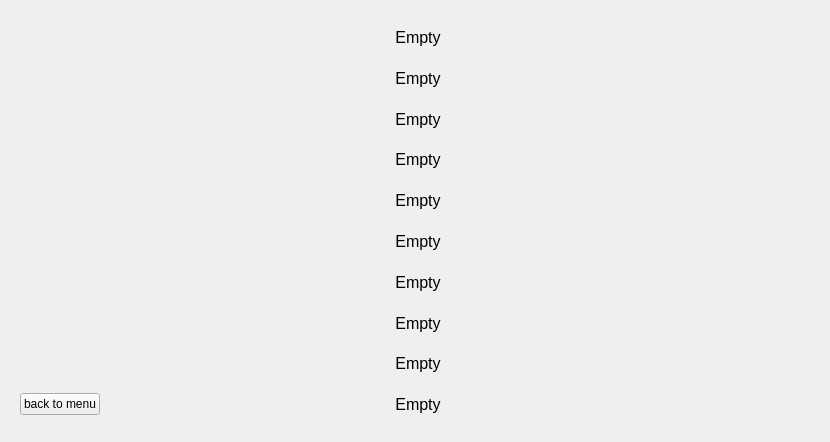
Qt form CentipedeReloaded/widget.ui (Poulouc/Retro_Centipede) before a commit.
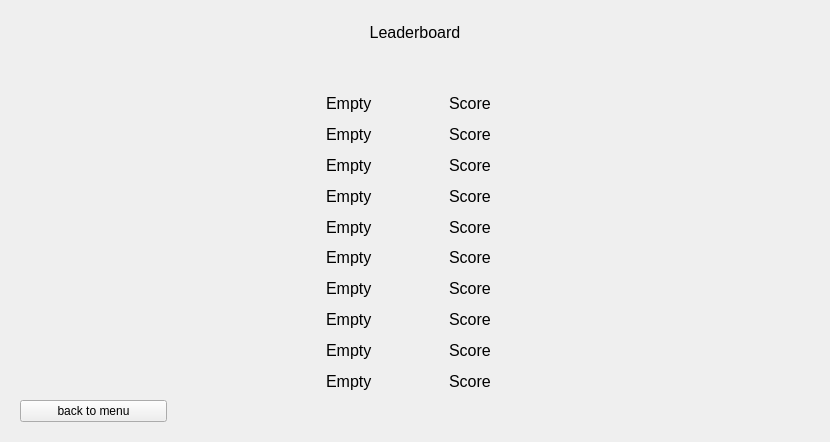
The same form after that commit. The open tabs and pages were chosen to show the change.

Commit message: [Style] Changement au niveau de l'affichage du leaderboard

Patch:
```diff
--- a/CentipedeReloaded/widget.ui
+++ b/CentipedeReloaded/widget.ui
@@ -581,170 +581,8 @@
       <layout class="QGridLayout" name="gridLayout_12">
        <item row="0" column="0">
         <layout class="QGridLayout" name="gridLayout_11">
-         <item row="9" column="1">
-          <spacer name="horizontalSpacer_10">
-           <property name="orientation">
-            <enum>Qt::Horizontal</enum>
-           </property>
-           <property name="sizeHint" stdset="0">
-            <size>
-             <width>40</width>
-             <height>20</height>
-            </size>
-           </property>
-          </spacer>
-         </item>
-         <item row="2" column="2">
-          <widget class="QLabel" name="position_3">
-           <property name="sizePolicy">
-            <sizepolicy hsizetype="Expanding" vsizetype="Expanding">
-             <horstretch>0</horstretch>
-             <verstretch>0</verstretch>
-            </sizepolicy>
-           </property>
-           <property name="font">
-            <font>
-             <pointsize>12</pointsize>
-            </font>
-           </property>
-           <property name="text">
-            <string>Empty</string>
-           </property>
-           <property name="alignment">
-            <set>Qt::AlignCenter</set>
-           </property>
-          </widget>
-         </item>
-         <item row="0" column="0" rowspan="9" colspan="2">
-          <spacer name="horizontalSpacer_12">
-           <property name="orientation">
-            <enum>Qt::Horizontal</enum>
-           </property>
-           <property name="sizeHint" stdset="0">
-            <size>
-             <width>300</width>
-             <height>20</height>
-            </size>
-           </property>
-          </spacer>
-         </item>
-         <item row="0" column="2">
-          <widget class="QLabel" name="position_1">
-           <property name="sizePolicy">
-            <sizepolicy hsizetype="Expanding" vsizetype="Expanding">
-             <horstretch>0</horstretch>
-             <verstretch>0</verstretch>
-            </sizepolicy>
-           </property>
-           <property name="font">
-            <font>
-             <pointsize>12</pointsize>
-            </font>
-           </property>
-           <property name="autoFillBackground">
-            <bool>false</bool>
-           </property>
-           <property name="text">
-            <string>Empty</string>
-           </property>
-           <property name="alignment">
-            <set>Qt::AlignCenter</set>
-           </property>
-          </widget>
-         </item>
-         <item row="6" column="2">
-          <widget class="QLabel" name="position_7">
-           <property name="sizePolicy">
-            <sizepolicy hsizetype="Expanding" vsizetype="Expanding">
-             <horstretch>0</horstretch>
-             <verstretch>0</verstretch>
-            </sizepolicy>
-           </property>
-           <property name="font">
-            <font>
-             <pointsize>12</pointsize>
-            </font>
-           </property>
-           <property name="text">
-            <string>Empty</string>
-           </property>
-           <property name="alignment">
-            <set>Qt::AlignCenter</set>
-           </property>
-          </widget>
-         </item>
-         <item row="9" column="0">
-          <widget class="QPushButton" name="backToMenu">
-           <property name="text">
-            <string>back to menu</string>
-           </property>
-          </widget>
-         </item>
-         <item row="5" column="2">
-          <widget class="QLabel" name="position_6">
-           <property name="sizePolicy">
-            <sizepolicy hsizetype="Expanding" vsizetype="Expanding">
-             <horstretch>0</horstretch>
-             <verstretch>0</verstretch>
-            </sizepolicy>
-           </property>
-           <property name="font">
-            <font>
-             <pointsize>12</pointsize>
-            </font>
-           </property>
-           <property name="text">
-            <string>Empty</string>
-           </property>
-           <property name="alignment">
-            <set>Qt::AlignCenter</set>
-           </property>
-          </widget>
-         </item>
-         <item row="7" column="2">
-          <widget class="QLabel" name="position_8">
-           <property name="sizePolicy">
-            <sizepolicy hsizetype="Expanding" vsizetype="Expanding">
-             <horstretch>0</horstretch>
-             <verstretch>0</verstretch>
-            </sizepolicy>
-           </property>
-           <property name="font">
-            <font>
-             <pointsize>12</pointsize>
-            </font>
-           </property>
-           <property name="text">
-            <string>Empty</string>
-           </property>
-           <property name="alignment">
-            <set>Qt::AlignCenter</set>
-           </property>
-          </widget>
-         </item>
-         <item row="4" column="2">
-          <widget class="QLabel" name="position_5">
-           <property name="sizePolicy">
-            <sizepolicy hsizetype="Expanding" vsizetype="Expanding">
-             <horstretch>0</horstretch>
-             <verstretch>0</verstretch>
-            </sizepolicy>
-           </property>
-           <property name="font">
-            <font>
-             <pointsize>12</pointsize>
-            </font>
-           </property>
-           <property name="text">
-            <string>Empty</string>
-           </property>
-           <property name="alignment">
-            <set>Qt::AlignCenter</set>
-           </property>
-          </widget>
-         </item>
          <item row="8" column="2">
-          <widget class="QLabel" name="position_9">
+          <widget class="QLabel" name="position_7">
            <property name="sizePolicy">
             <sizepolicy hsizetype="Expanding" vsizetype="Expanding">
              <horstretch>0</horstretch>
@@ -760,12 +598,33 @@
             <string>Empty</string>
            </property>
            <property name="alignment">
-            <set>Qt::AlignCenter</set>
+            <set>Qt::AlignLeading|Qt::AlignLeft|Qt::AlignVCenter</set>
+           </property>
+          </widget>
+         </item>
+         <item row="4" column="4">
+          <widget class="QLabel" name="name_3">
+           <property name="sizePolicy">
+            <sizepolicy hsizetype="Expanding" vsizetype="Preferred">
+             <horstretch>0</horstretch>
+             <verstretch>0</verstretch>
+            </sizepolicy>
+           </property>
+           <property name="font">
+            <font>
+             <pointsize>12</pointsize>
+            </font>
+           </property>
+           <property name="text">
+            <string>Score</string>
+           </property>
+           <property name="alignment">
+            <set>Qt::AlignLeading|Qt::AlignLeft|Qt::AlignVCenter</set>
            </property>
           </widget>
          </item>
          <item row="9" column="2">
-          <widget class="QLabel" name="position_10">
+          <widget class="QLabel" name="position_8">
            <property name="sizePolicy">
             <sizepolicy hsizetype="Expanding" vsizetype="Expanding">
              <horstretch>0</horstretch>
@@ -781,32 +640,108 @@
             <string>Empty</string>
            </property>
            <property name="alignment">
-            <set>Qt::AlignCenter</set>
+            <set>Qt::AlignLeading|Qt::AlignLeft|Qt::AlignVCenter</set>
+           </property>
+          </widget>
+         </item>
+         <item row="10" column="4">
+          <widget class="QLabel" name="name_9">
+           <property name="sizePolicy">
+            <sizepolicy hsizetype="Expanding" vsizetype="Preferred">
+             <horstretch>0</horstretch>
+             <verstretch>0</verstretch>
+            </sizepolicy>
+           </property>
+           <property name="font">
+            <font>
+             <pointsize>12</pointsize>
+            </font>
+           </property>
+           <property name="text">
+            <string>Score</string>
+           </property>
+           <property name="alignment">
+            <set>Qt::AlignLeading|Qt::AlignLeft|Qt::AlignVCenter</set>
+           </property>
+          </widget>
+         </item>
+         <item row="2" column="3" rowspan="10">
+          <spacer name="horizontalSpacer_15">
+           <property name="orientation">
+            <enum>Qt::Horizontal</enum>
+           </property>
+           <property name="sizeHint" stdset="0">
+            <size>
+             <width>30</width>
+             <height>20</height>
+            </size>
+           </property>
+          </spacer>
+         </item>
+         <item row="6" column="4">
+          <widget class="QLabel" name="name_5">
+           <property name="sizePolicy">
+            <sizepolicy hsizetype="Expanding" vsizetype="Preferred">
+             <horstretch>0</horstretch>
+             <verstretch>0</verstretch>
+            </sizepolicy>
+           </property>
+           <property name="font">
+            <font>
+             <pointsize>12</pointsize>
+            </font>
+           </property>
+           <property name="text">
+            <string>Score</string>
+           </property>
+           <property name="alignment">
+            <set>Qt::AlignLeading|Qt::AlignLeft|Qt::AlignVCenter</set>
+           </property>
+          </widget>
+         </item>
+         <item row="3" column="4">
+          <widget class="QLabel" name="name_2">
+           <property name="sizePolicy">
+            <sizepolicy hsizetype="Expanding" vsizetype="Preferred">
+             <horstretch>0</horstretch>
+             <verstretch>0</verstretch>
+            </sizepolicy>
+           </property>
+           <property name="font">
+            <font>
+             <pointsize>12</pointsize>
+            </font>
+           </property>
+           <property name="text">
+            <string>Score</string>
+           </property>
+           <property name="alignment">
+            <set>Qt::AlignLeading|Qt::AlignLeft|Qt::AlignVCenter</set>
+           </property>
+          </widget>
+         </item>
+         <item row="11" column="4">
+          <widget class="QLabel" name="name_10">
+           <property name="sizePolicy">
+            <sizepolicy hsizetype="Expanding" vsizetype="Preferred">
+             <horstretch>0</horstretch>
+             <verstretch>0</verstretch>
+            </sizepolicy>
+           </property>
+           <property name="font">
+            <font>
+             <pointsize>12</pointsize>
+            </font>
+           </property>
+           <property name="text">
+            <string>Score</string>
+           </property>
+           <property name="alignment">
+            <set>Qt::AlignLeading|Qt::AlignLeft|Qt::AlignVCenter</set>
            </property>
           </widget>
          </item>
          <item row="3" column="2">
-          <widget class="QLabel" name="position_4">
-           <property name="sizePolicy">
-            <sizepolicy hsizetype="Expanding" vsizetype="Expanding">
-             <horstretch>0</horstretch>
-             <verstretch>0</verstretch>
-            </sizepolicy>
-           </property>
-           <property name="font">
-            <font>
-             <pointsize>12</pointsize>
-            </font>
-           </property>
-           <property name="text">
-            <string>Empty</string>
-           </property>
-           <property name="alignment">
-            <set>Qt::AlignCenter</set>
-           </property>
-          </widget>
-         </item>
-         <item row="1" column="2">
           <widget class="QLabel" name="position_2">
            <property name="sizePolicy">
             <sizepolicy hsizetype="Expanding" vsizetype="Expanding">
@@ -823,11 +758,103 @@
             <string>Empty</string>
            </property>
            <property name="alignment">
-            <set>Qt::AlignCenter</set>
+            <set>Qt::AlignLeading|Qt::AlignLeft|Qt::AlignVCenter</set>
            </property>
           </widget>
          </item>
-         <item row="0" column="3" rowspan="10">
+         <item row="2" column="0" rowspan="9" colspan="2">
+          <spacer name="horizontalSpacer_12">
+           <property name="orientation">
+            <enum>Qt::Horizontal</enum>
+           </property>
+           <property name="sizeHint" stdset="0">
+            <size>
+             <width>300</width>
+             <height>20</height>
+            </size>
+           </property>
+          </spacer>
+         </item>
+         <item row="1" column="2" colspan="3">
+          <spacer name="verticalSpacer_10">
+           <property name="orientation">
+            <enum>Qt::Vertical</enum>
+           </property>
+           <property name="sizeType">
+            <enum>QSizePolicy::Fixed</enum>
+           </property>
+           <property name="sizeHint" stdset="0">
+            <size>
+             <width>20</width>
+             <height>40</height>
+            </size>
+           </property>
+          </spacer>
+         </item>
+         <item row="4" column="2">
+          <widget class="QLabel" name="position_3">
+           <property name="sizePolicy">
+            <sizepolicy hsizetype="Expanding" vsizetype="Expanding">
+             <horstretch>0</horstretch>
+             <verstretch>0</verstretch>
+            </sizepolicy>
+           </property>
+           <property name="font">
+            <font>
+             <pointsize>12</pointsize>
+            </font>
+           </property>
+           <property name="text">
+            <string>Empty</string>
+           </property>
+           <property name="alignment">
+            <set>Qt::AlignLeading|Qt::AlignLeft|Qt::AlignVCenter</set>
+           </property>
+          </widget>
+         </item>
+         <item row="11" column="2">
+          <widget class="QLabel" name="position_10">
+           <property name="sizePolicy">
+            <sizepolicy hsizetype="Expanding" vsizetype="Expanding">
+             <horstretch>0</horstretch>
+             <verstretch>0</verstretch>
+            </sizepolicy>
+           </property>
+           <property name="font">
+            <font>
+             <pointsize>12</pointsize>
+            </font>
+           </property>
+           <property name="text">
+            <string>Empty</string>
+           </property>
+           <property name="alignment">
+            <set>Qt::AlignLeading|Qt::AlignLeft|Qt::AlignVCenter</set>
+           </property>
+          </widget>
+         </item>
+         <item row="5" column="4">
+          <widget class="QLabel" name="name_4">
+           <property name="sizePolicy">
+            <sizepolicy hsizetype="Expanding" vsizetype="Preferred">
+             <horstretch>0</horstretch>
+             <verstretch>0</verstretch>
+            </sizepolicy>
+           </property>
+           <property name="font">
+            <font>
+             <pointsize>12</pointsize>
+            </font>
+           </property>
+           <property name="text">
+            <string>Score</string>
+           </property>
+           <property name="alignment">
+            <set>Qt::AlignLeading|Qt::AlignLeft|Qt::AlignVCenter</set>
+           </property>
+          </widget>
+         </item>
+         <item row="2" column="5" rowspan="10">
           <spacer name="horizontalSpacer_11">
            <property name="orientation">
             <enum>Qt::Horizontal</enum>
@@ -840,6 +867,239 @@
            </property>
           </spacer>
          </item>
+         <item row="0" column="2" colspan="3">
+          <widget class="QLabel" name="label_19">
+           <property name="sizePolicy">
+            <sizepolicy hsizetype="Expanding" vsizetype="Expanding">
+             <horstretch>0</horstretch>
+             <verstretch>0</verstretch>
+            </sizepolicy>
+           </property>
+           <property name="font">
+            <font>
+             <pointsize>12</pointsize>
+            </font>
+           </property>
+           <property name="text">
+            <string>Leaderboard</string>
+           </property>
+           <property name="alignment">
+            <set>Qt::AlignCenter</set>
+           </property>
+          </widget>
+         </item>
+         <item row="7" column="2">
+          <widget class="QLabel" name="position_6">
+           <property name="sizePolicy">
+            <sizepolicy hsizetype="Expanding" vsizetype="Expanding">
+             <horstretch>0</horstretch>
+             <verstretch>0</verstretch>
+            </sizepolicy>
+           </property>
+           <property name="font">
+            <font>
+             <pointsize>12</pointsize>
+            </font>
+           </property>
+           <property name="text">
+            <string>Empty</string>
+           </property>
+           <property name="alignment">
+            <set>Qt::AlignLeading|Qt::AlignLeft|Qt::AlignVCenter</set>
+           </property>
+          </widget>
+         </item>
+         <item row="2" column="2">
+          <widget class="QLabel" name="position_1">
+           <property name="sizePolicy">
+            <sizepolicy hsizetype="Expanding" vsizetype="Expanding">
+             <horstretch>0</horstretch>
+             <verstretch>0</verstretch>
+            </sizepolicy>
+           </property>
+           <property name="font">
+            <font>
+             <pointsize>12</pointsize>
+            </font>
+           </property>
+           <property name="autoFillBackground">
+            <bool>false</bool>
+           </property>
+           <property name="text">
+            <string>Empty</string>
+           </property>
+           <property name="alignment">
+            <set>Qt::AlignLeading|Qt::AlignLeft|Qt::AlignVCenter</set>
+           </property>
+          </widget>
+         </item>
+         <item row="10" column="2">
+          <widget class="QLabel" name="position_9">
+           <property name="sizePolicy">
+            <sizepolicy hsizetype="Expanding" vsizetype="Expanding">
+             <horstretch>0</horstretch>
+             <verstretch>0</verstretch>
+            </sizepolicy>
+           </property>
+           <property name="font">
+            <font>
+             <pointsize>12</pointsize>
+            </font>
+           </property>
+           <property name="text">
+            <string>Empty</string>
+           </property>
+           <property name="alignment">
+            <set>Qt::AlignLeading|Qt::AlignLeft|Qt::AlignVCenter</set>
+           </property>
+          </widget>
+         </item>
+         <item row="6" column="2">
+          <widget class="QLabel" name="position_5">
+           <property name="sizePolicy">
+            <sizepolicy hsizetype="Expanding" vsizetype="Expanding">
+             <horstretch>0</horstretch>
+             <verstretch>0</verstretch>
+            </sizepolicy>
+           </property>
+           <property name="font">
+            <font>
+             <pointsize>12</pointsize>
+            </font>
+           </property>
+           <property name="text">
+            <string>Empty</string>
+           </property>
+           <property name="alignment">
+            <set>Qt::AlignLeading|Qt::AlignLeft|Qt::AlignVCenter</set>
+           </property>
+          </widget>
+         </item>
+         <item row="2" column="4">
+          <widget class="QLabel" name="name_1">
+           <property name="sizePolicy">
+            <sizepolicy hsizetype="Expanding" vsizetype="Preferred">
+             <horstretch>0</horstretch>
+             <verstretch>0</verstretch>
+            </sizepolicy>
+           </property>
+           <property name="font">
+            <font>
+             <pointsize>12</pointsize>
+            </font>
+           </property>
+           <property name="text">
+            <string>Score</string>
+           </property>
+           <property name="alignment">
+            <set>Qt::AlignLeading|Qt::AlignLeft|Qt::AlignVCenter</set>
+           </property>
+          </widget>
+         </item>
+         <item row="9" column="4">
+          <widget class="QLabel" name="name_8">
+           <property name="sizePolicy">
+            <sizepolicy hsizetype="Expanding" vsizetype="Preferred">
+             <horstretch>0</horstretch>
+             <verstretch>0</verstretch>
+            </sizepolicy>
+           </property>
+           <property name="font">
+            <font>
+             <pointsize>12</pointsize>
+            </font>
+           </property>
+           <property name="text">
+            <string>Score</string>
+           </property>
+           <property name="alignment">
+            <set>Qt::AlignLeading|Qt::AlignLeft|Qt::AlignVCenter</set>
+           </property>
+          </widget>
+         </item>
+         <item row="8" column="4">
+          <widget class="QLabel" name="name_7">
+           <property name="sizePolicy">
+            <sizepolicy hsizetype="Expanding" vsizetype="Preferred">
+             <horstretch>0</horstretch>
+             <verstretch>0</verstretch>
+            </sizepolicy>
+           </property>
+           <property name="font">
+            <font>
+             <pointsize>12</pointsize>
+            </font>
+           </property>
+           <property name="text">
+            <string>Score</string>
+           </property>
+           <property name="alignment">
+            <set>Qt::AlignLeading|Qt::AlignLeft|Qt::AlignVCenter</set>
+           </property>
+          </widget>
+         </item>
+         <item row="7" column="4">
+          <widget class="QLabel" name="name_6">
+           <property name="sizePolicy">
+            <sizepolicy hsizetype="Expanding" vsizetype="Preferred">
+             <horstretch>0</horstretch>
+             <verstretch>0</verstretch>
+            </sizepolicy>
+           </property>
+           <property name="font">
+            <font>
+             <pointsize>12</pointsize>
+            </font>
+           </property>
+           <property name="text">
+            <string>Score</string>
+           </property>
+           <property name="alignment">
+            <set>Qt::AlignLeading|Qt::AlignLeft|Qt::AlignVCenter</set>
+           </property>
+          </widget>
+         </item>
+         <item row="5" column="2">
+          <widget class="QLabel" name="position_4">
+           <property name="sizePolicy">
+            <sizepolicy hsizetype="Expanding" vsizetype="Expanding">
+             <horstretch>0</horstretch>
+             <verstretch>0</verstretch>
+            </sizepolicy>
+           </property>
+           <property name="font">
+            <font>
+             <pointsize>12</pointsize>
+            </font>
+           </property>
+           <property name="text">
+            <string>Empty</string>
+           </property>
+           <property name="alignment">
+            <set>Qt::AlignLeading|Qt::AlignLeft|Qt::AlignVCenter</set>
+           </property>
+          </widget>
+         </item>
+         <item row="12" column="0">
+          <widget class="QPushButton" name="backToMenu">
+           <property name="text">
+            <string>back to menu</string>
+           </property>
+          </widget>
+         </item>
+         <item row="12" column="1" colspan="5">
+          <spacer name="horizontalSpacer_10">
+           <property name="orientation">
+            <enum>Qt::Horizontal</enum>
+           </property>
+           <property name="sizeHint" stdset="0">
+            <size>
+             <width>40</width>
+             <height>20</height>
+            </size>
+           </property>
+          </spacer>
+         </item>
         </layout>
        </item>
       </layout>
```
Left out of the diff: 262 changed lines with no effect on the pictures. The commit also changes 2 other files.
